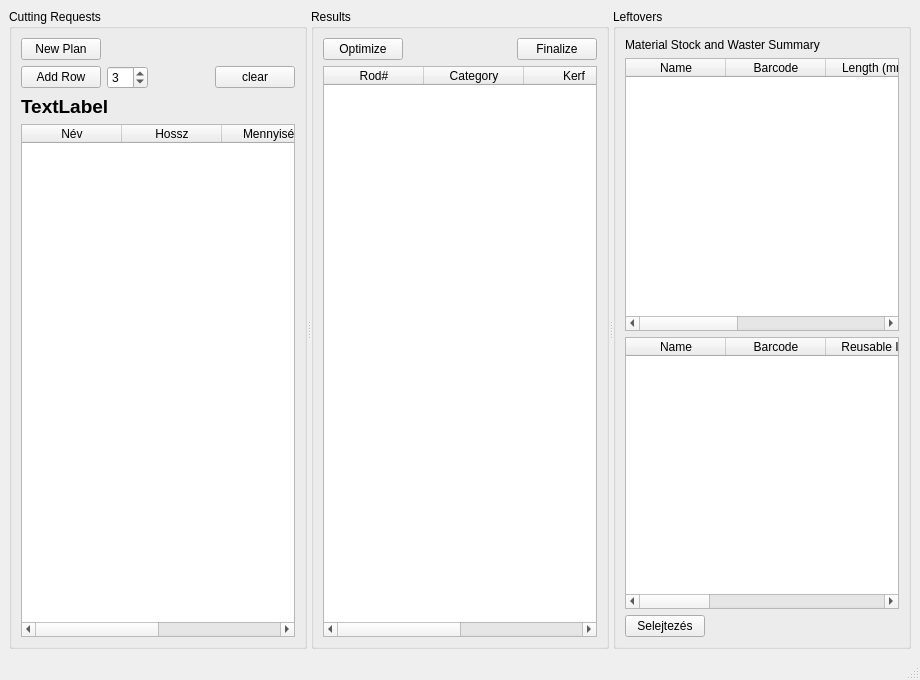
Old version of the form view/MainWindow.ui in the repository horvathzoltan/cutplannerpro.
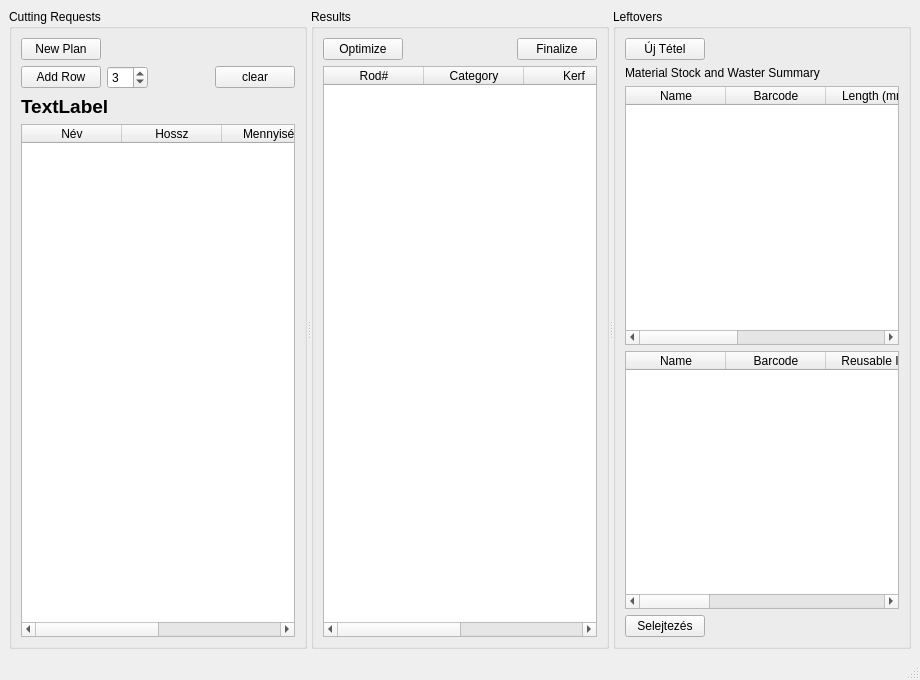
New version of the form.

Diff of the .ui file:
```diff
--- a/view/MainWindow.ui
+++ b/view/MainWindow.ui
@@ -277,6 +277,33 @@
         <string>Leftovers</string>
        </property>
        <layout class="QVBoxLayout" name="rightLayout">
+        <item>
+         <layout class="QHBoxLayout" name="horizontalLayout_5">
+          <item>
+           <widget class="QPushButton" name="btnAddStockEntry">
+            <property name="toolTip">
+             <string notr="true" extracomment="Egy meglévő anyag első bevitele a készletbe. Akkor használd, ha az anyag eddig nem szerepelt a raktárban."/>
+            </property>
+            <property name="text">
+             <string>Új Tétel</string>
+            </property>
+           </widget>
+          </item>
+          <item>
+           <spacer name="horizontalSpacer_5">
+            <property name="orientation">
+             <enum>Qt::Orientation::Horizontal</enum>
+            </property>
+            <property name="sizeHint" stdset="0">
+             <size>
+              <width>40</width>
+              <height>20</height>
+             </size>
+            </property>
+           </spacer>
+          </item>
+         </layout>
+        </item>
         <item>
          <widget class="QLabel" name="labelLeftovers">
           <property name="text">
```
